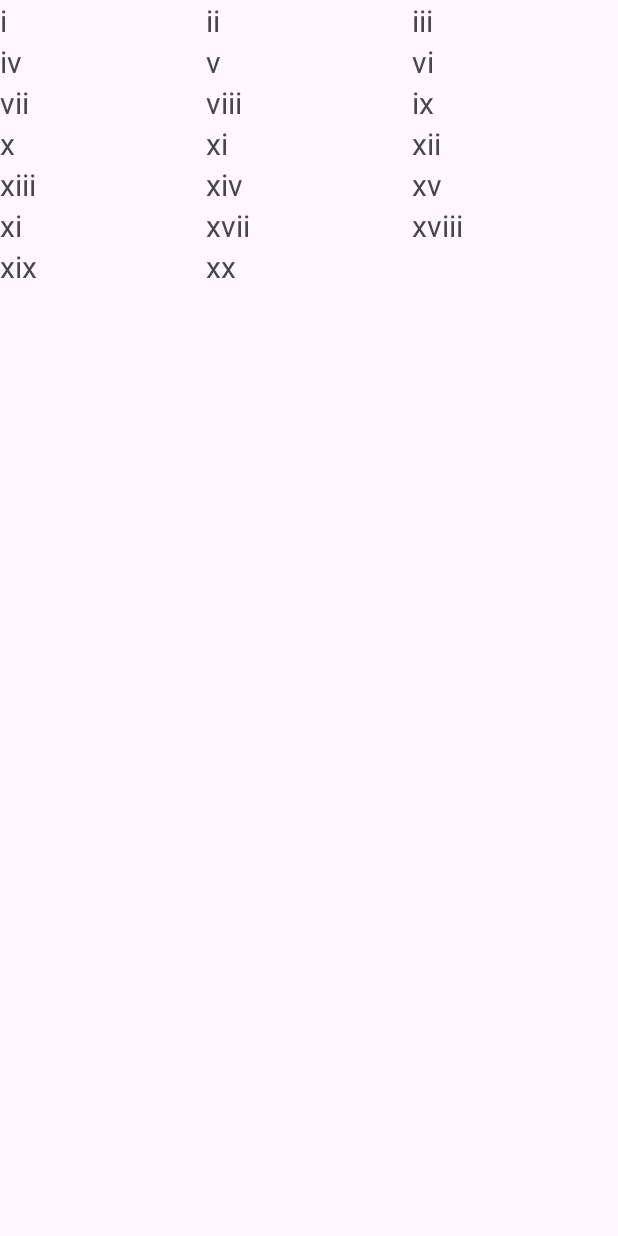
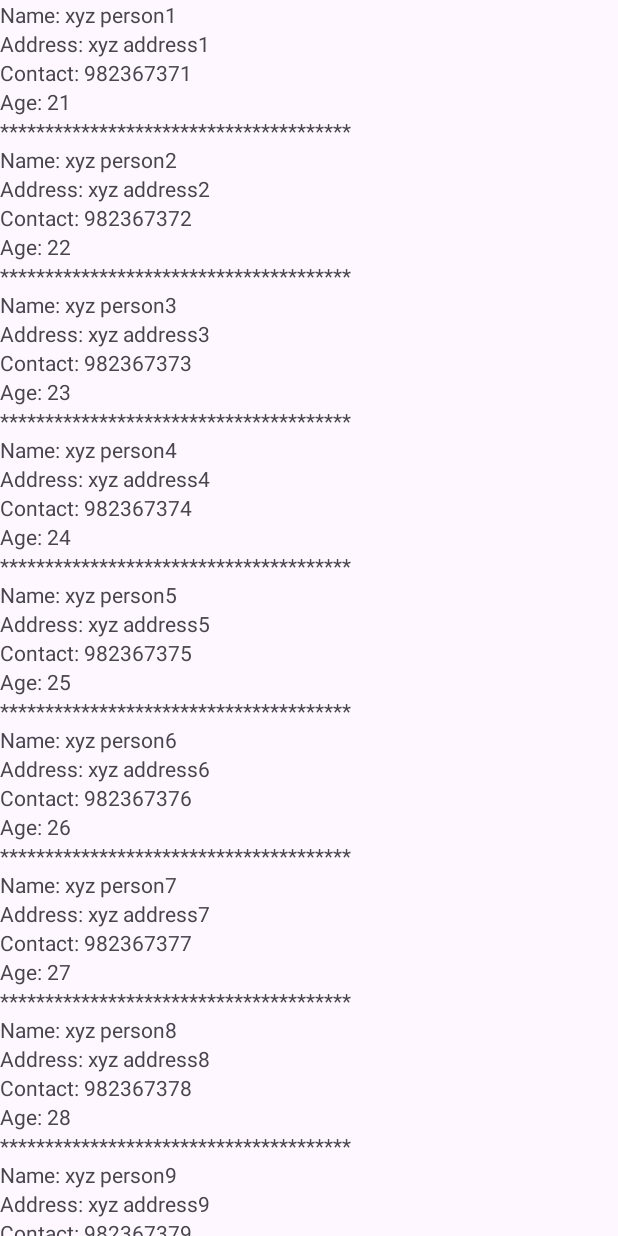
Before and after one commit to anilmhrzn/mobileLabReport, an Android app: the screen it shows after launch (MainActivity), on a phone screen of 412 x 824 dp. Run offline under Robolectric (Android 15) with nearby library versions, the phone set to English and light mode, and no system bars.

Commit message:
added recycler view

```diff
--- /dev/null
+++ b/MyApplication/app/src/main/java/com/example/myapplication/ContactItem.java
@@ -0,0 +1,15 @@
+package com.example.myapplication;
+public class ContactItem {
+    private String name = null, address = null,contact = null;
+    private int age = 0;
+    public ContactItem(String name, String address, String contact, int age){
+        this.name = name;
+        this.address = address;
+        this.contact = contact;
+        this.age = age;
+    }
+    public String getName(){return this.name;};
+    public String getAddress(){return this.address;};
+    public String getContact(){return this.contact;};
+    public int getAge(){return this.age;};
+}
--- a/MyApplication/app/src/main/java/com/example/myapplication/MainActivity.java
+++ b/MyApplication/app/src/main/java/com/example/myapplication/MainActivity.java
@@ -4,30 +4,34 @@ import androidx.appcompat.app.AppCompatActivity;
 
 import android.os.Bundle;
 import androidx.appcompat.app.AppCompatActivity;
+import androidx.recyclerview.widget.LinearLayoutManager;
+import androidx.recyclerview.widget.RecyclerView;
+
 import android.os.Bundle;
 import android.view.View;
 import android.widget.ArrayAdapter;
 import android.widget.ListView;
+
+import java.util.ArrayList;
 import java.util.List;
 import android.widget.ArrayAdapter;
 import android.widget.GridView;
 public class MainActivity extends AppCompatActivity {
 
-    ListView listView;
-
+    public List<ContactItem> contactItemList = new ArrayList<>();
+    public RecyclerView recyclerView;
     @Override
     protected void onCreate(Bundle savedInstanceState) {
         super.onCreate(savedInstanceState);
         setContentView(R.layout.activity_main);
-        GridView gridView;
-        String[] num = {
-                "i","ii","iii","iv","v","vi","vii","viii"
-                ,"ix","x","xi","xii","xiii","xiv","xv","xi","xvii",
-                "xviii","xix","xx"
-        };
-        gridView = findViewById(R.id.gridView);
-        ArrayAdapter<String> adapter = new
-                ArrayAdapter<>(this,R.layout.grid_item,num);
-        gridView.setAdapter(adapter);
+        this.recyclerView = findViewById(R.id.recyclerView);
+        for (int i = 1;i<=10;i++){
+            String iVal = Integer.toString(i);
+            this.contactItemList.add(new
+                    ContactItem("xyz person"+iVal,"xyz address"+iVal,"98236737"+iVal,20+i));
+        }
+        recyclerView.setLayoutManager(new LinearLayoutManager(this));
+        PersonAdapter adapter = new PersonAdapter(contactItemList);
+        recyclerView.setAdapter(adapter);
     }
 }
--- /dev/null
+++ b/MyApplication/app/src/main/java/com/example/myapplication/PersonAdapter.java
@@ -0,0 +1,44 @@
+package com.example.myapplication;
+import android.view.*;
+import android.widget.TextView;
+
+import androidx.recyclerview.widget.RecyclerView;
+import java.util.List;
+
+public class PersonAdapter extends
+        RecyclerView.Adapter<PersonAdapter.PersonViewHolder> {
+    List<ContactItem> contactItemList;
+    public PersonAdapter(List<ContactItem> contactItemList){
+        this.contactItemList = contactItemList;
+    }
+    class PersonViewHolder extends RecyclerView.ViewHolder{
+        private TextView txt1,txt2,txt3,txt4;
+        PersonViewHolder(View view){
+            super(view);
+            txt1 = view.findViewById(R.id.recyclerItem1);
+            txt2 = view.findViewById(R.id.recyclerItem2);
+            txt3 = view.findViewById(R.id.recyclerItem3);
+            txt4 = view.findViewById(R.id.recyclerItem4);
+        }
+    }
+    public PersonViewHolder onCreateViewHolder(ViewGroup viewGroup, int
+            viewType){
+        View view =
+                LayoutInflater.from(viewGroup.getContext()).inflate(R.layout.recycler_item,viewGroup,false);
+        return new PersonViewHolder(view);
+    };
+    public void onBindViewHolder(PersonViewHolder holder, int position){
+        ContactItem contactItem = contactItemList.get(position);
+        String name = contactItem.getName();
+        String address = contactItem.getAddress();
+        String contact = contactItem.getContact();
+        String age = Integer.toString(contactItem.getAge());
+        holder.txt1.setText("Name: "+name);
+        holder.txt2.setText("Address: "+address);
+        holder.txt3.setText("Contact: "+contact);
+        holder.txt4.setText("Age: "+age);
+    }
+    public int getItemCount(){
+        return this.contactItemList.size();
+    }
+}
--- a/MyApplication/app/src/main/res/layout/activity_main.xml
+++ b/MyApplication/app/src/main/res/layout/activity_main.xml
@@ -1,14 +1,14 @@
 <?xml version="1.0" encoding="utf-8"?>
-<LinearLayout
-    xmlns:android="http://schemas.android.com/apk/res/android"
-    xmlns:tools="http://schemas.android.com/tools"
+<LinearLayout xmlns:android="http://schemas.android.com/apk/res/android"
     android:layout_width="match_parent"
     android:layout_height="match_parent"
-    android:orientation="vertical"
-    tools:context=".MainActivity">
-    <GridView
-        android:id="@+id/gridView"
+    android:orientation="vertical">
+    <ScrollView
         android:layout_width="match_parent"
-        android:layout_height="wrap_content"
-        android:numColumns="3"/>
+        android:layout_height="wrap_content">
+        <androidx.recyclerview.widget.RecyclerView
+            android:id="@+id/recyclerView"
+            android:layout_width="match_parent"
+            android:layout_height="wrap_content" />
+    </ScrollView>
 </LinearLayout>
--- a/MyApplication/app/src/main/res/layout/grid_item.xml
+++ /dev/null
@@ -1,8 +0,0 @@
-<?xml version="1.0" encoding="utf-8"?>
-<TextView
-    xmlns:android="http://schemas.android.com/apk/res/android"
-    android:id="@+id/gridItem"
-    android:textSize="20sp"
-    android:layout_width="match_parent"
-    android:layout_height="match_parent">
-</TextView>
--- /dev/null
+++ b/MyApplication/app/src/main/res/layout/recycler_item.xml
@@ -0,0 +1,37 @@
+<?xml version="1.0" encoding="utf-8"?>
+<LinearLayout
+    xmlns:android="http://schemas.android.com/apk/res/android"
+    android:orientation="vertical"
+    android:layout_width="match_parent"
+    android:layout_height="wrap_content">
+    <TextView
+        android:id="@+id/recyclerItem1"
+        android:layout_weight="1"
+        android:layout_width="match_parent"
+        android:layout_height="wrap_content"
+        android:text="TextView" />
+    <TextView
+        android:id="@+id/recyclerItem2"
+        android:layout_weight="1"
+        android:layout_width="match_parent"
+        android:layout_height="wrap_content"
+        android:text="TextView" />
+    <TextView
+        android:id="@+id/recyclerItem3"
+        android:layout_weight="1"
+        android:layout_width="match_parent"
+        android:layout_height="wrap_content"
+        android:text="TextView" />
+    <TextView
+        android:layout_weight="1"
+        android:id="@+id/recyclerItem4"
+        android:layout_width="match_parent"
+        android:layout_height="wrap_content"
+        android:text="TextView" />
+    <TextView
+        android:layout_weight="1"
+        android:id="@+id/recyclerItem5"
+        android:layout_width="match_parent"
+        android:layout_height="wrap_content"
+        android:text="***************************************" />
+</LinearLayout>
```
